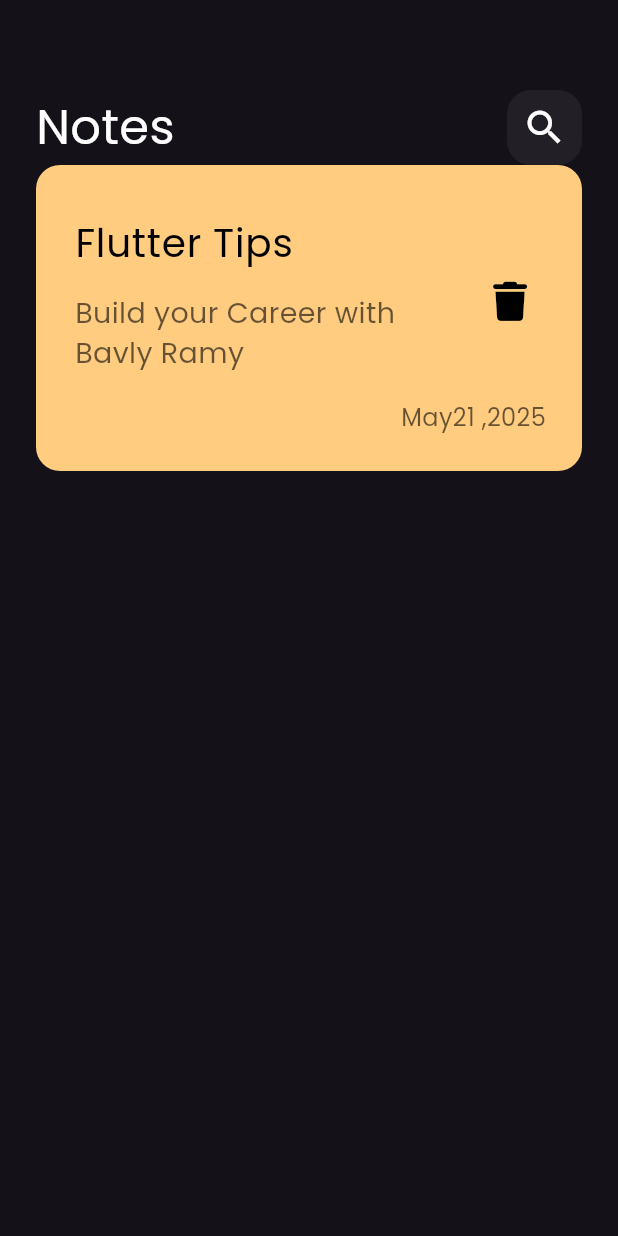
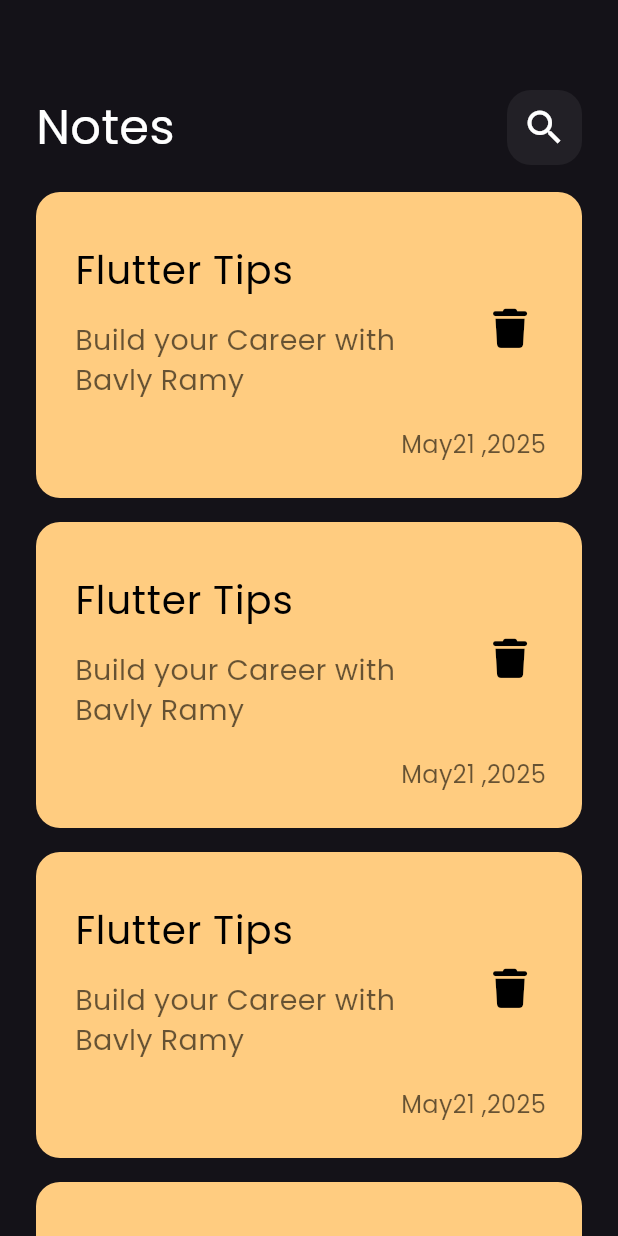
Before and after one commit to Bavlyy-Ramy/Notes_app, a Flutter app: the screen it shows after launch, on a phone screen of 412 x 824 dp. Run offline on Flutter 3.47's test engine with Material 3 defaults, Android fonts, the phone set to English and light mode, and no system bars; our stand-ins replace font_awesome_flutter.

Commit message:
created note list view

```diff
--- a/lib/views/widgets/custom_note_item.dart
+++ b/lib/views/widgets/custom_note_item.dart
@@ -7,16 +7,16 @@ class NoteItem extends StatelessWidget {
   @override
   Widget build(BuildContext context) {
     return Container(
-      padding: EdgeInsets.only(top: 24, bottom: 24, left: 10),
+      padding: const EdgeInsets.only(top: 24, bottom: 24, left: 10),
       decoration: BoxDecoration(
-        color: Color(0xffFFCC80),
+        color: const Color(0xffFFCC80),
         borderRadius: BorderRadius.circular(16),
       ),
       child: Column(
         crossAxisAlignment: CrossAxisAlignment.end,
         children: [
           ListTile(
-            title: Text(
+            title: const Text(
               'Flutter Tips',
               style: TextStyle(color: Colors.black, fontSize: 26),
             ),
@@ -30,7 +30,7 @@ class NoteItem extends StatelessWidget {
             ),
             trailing: IconButton(
               onPressed: () {},
-              icon: Icon(
+              icon: const Icon(
                 FontAwesomeIcons.trash,
                 color: Colors.black,
                 size: 26,
--- /dev/null
+++ b/lib/views/widgets/notes_list_view.dart
@@ -0,0 +1,19 @@
+import 'package:flutter/material.dart';
+import 'package:notes_app/views/widgets/custom_note_item.dart';
+
+class NotesListView extends StatelessWidget {
+  const NotesListView({super.key});
+
+  @override
+  Widget build(BuildContext context) {
+    return ListView.builder(
+      padding: const EdgeInsets.only(top: 10),
+      itemBuilder: (context, index) {
+        return const Padding(
+          padding: EdgeInsets.symmetric(vertical: 8),
+          child: NoteItem(),
+        );
+      },
+    );
+  }
+}
--- a/lib/views/widgets/notes_view_body.dart
+++ b/lib/views/widgets/notes_view_body.dart
@@ -1,6 +1,6 @@
 import 'package:flutter/material.dart';
 import 'package:notes_app/views/widgets/custom_app_bar.dart';
-import 'package:notes_app/views/widgets/custom_note_item.dart';
+import 'package:notes_app/views/widgets/notes_list_view.dart';
 
 class NotesViewBody extends StatelessWidget {
   const NotesViewBody({super.key});
@@ -10,10 +10,11 @@ class NotesViewBody extends StatelessWidget {
     return const Padding(
       padding: EdgeInsets.symmetric(horizontal: 24),
       child: Column(
+
         children: [
           SizedBox(height: 60),
           CustomAppBar(),
-          NoteItem(),
+          Expanded(child: NotesListView()),
         ],
       ),
     );
```
